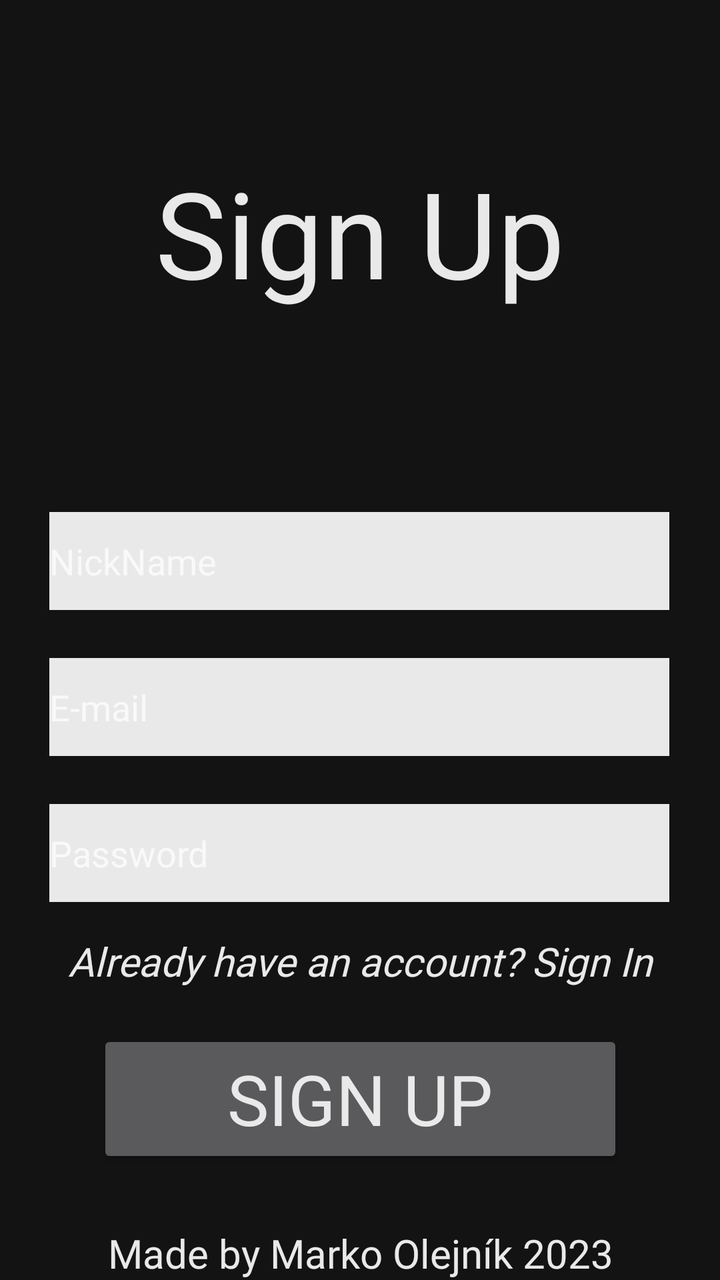
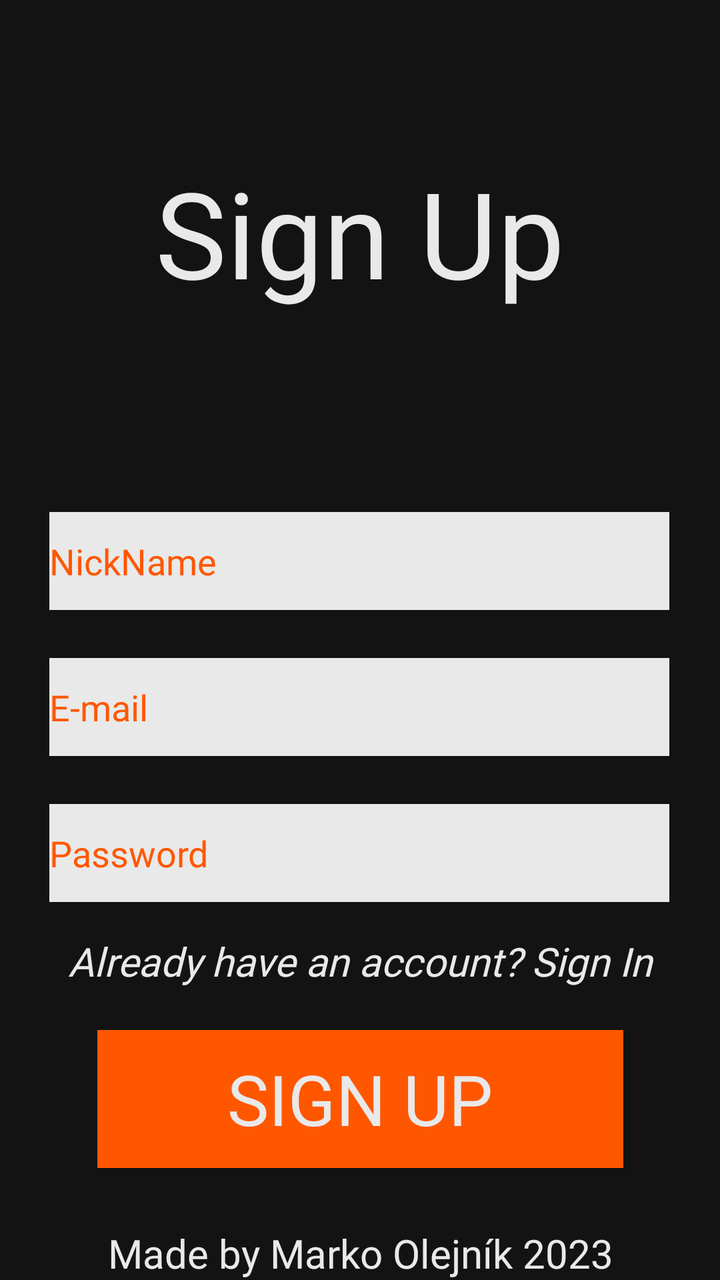

Two renders of the same Android screen: before a commit and after it. Below are the layout's source before the change and the commit's diff.
<!-- AndroidManifest.xml: application theme Theme.AppCompat.NoActionBar -->
<!-- res/layout/activity_register.xml -->
<?xml version="1.0" encoding="utf-8"?>
<androidx.constraintlayout.widget.ConstraintLayout xmlns:android="http://schemas.android.com/apk/res/android"
    xmlns:app="http://schemas.android.com/apk/res-auto"
    xmlns:tools="http://schemas.android.com/tools"
    android:layout_width="match_parent"
    android:layout_height="match_parent"
    android:background="@color/background"
    tools:context=".RegisterActivity">

    <TextView
        android:id="@+id/signup"
        android:layout_width="match_parent"
        android:layout_height="wrap_content"
        android:layout_marginTop="76dp"
        android:fontFamily="@font/days_one"
        android:gravity="center"
        android:text="Sign Up"
        android:textColor="@color/foreground"
        android:textSize="60sp"
        app:layout_constraintEnd_toEndOf="parent"
        app:layout_constraintHorizontal_bias="0.0"
        app:layout_constraintStart_toStartOf="parent"
        app:layout_constraintTop_toTopOf="parent" />

    <EditText
        android:id="@+id/editTextNickname"
        android:layout_width="310dp"
        android:layout_height="49dp"
        android:layout_marginTop="100dp"
        android:background="@color/foreground"
        android:ems="10"
        android:fontFamily="@font/days_one"
        android:hint="NickName"
        android:inputType="textPersonName"
        android:textColor="@color/background"
        app:layout_constraintEnd_toEndOf="parent"
        app:layout_constraintHorizontal_bias="0.495"
        app:layout_constraintStart_toStartOf="parent"
        app:layout_constraintTop_toBottomOf="@+id/signup" />

    <EditText
        android:id="@+id/editTextEmail"
        android:layout_width="310dp"
        android:layout_height="49dp"
        android:layout_marginTop="24dp"
        android:background="@color/foreground"
        android:ems="10"
        android:fontFamily="@font/days_one"
        android:hint="E-mail"
        android:inputType="textEmailAddress"
        android:textColor="@color/background"
        app:layout_constraintEnd_toEndOf="parent"
        app:layout_constraintHorizontal_bias="0.495"
        app:layout_constraintStart_toStartOf="parent"
        app:layout_constraintTop_toBottomOf="@+id/editTextNickname" />

    <EditText
        android:id="@+id/editTextPass"
        android:layout_width="310dp"
        android:layout_height="49dp"
        android:layout_marginTop="24dp"
        android:background="@color/foreground"
        android:ems="10"
        android:fontFamily="@font/days_one"
        android:hint="Password"
        android:inputType="textPassword"
        android:textColor="@color/background"
        app:layout_constraintEnd_toEndOf="parent"
        app:layout_constraintHorizontal_bias="0.495"
        app:layout_constraintStart_toStartOf="parent"
        app:layout_constraintTop_toBottomOf="@+id/editTextEmail" />

    <Button
        android:id="@+id/button"
        android:layout_width="263dp"
        android:layout_height="69dp"
        android:layout_marginTop="64dp"
        android:fontFamily="@font/days_one"
        android:gravity="center"
        android:text="Sign Up"
        android:textColor="@color/foreground"
        android:textSize="35sp"
        app:layout_constraintEnd_toEndOf="parent"
        app:layout_constraintStart_toStartOf="parent"
        app:layout_constraintTop_toBottomOf="@+id/editTextPass" />

    <TextView
        android:layout_width="match_parent"
        android:layout_height="wrap_content"
        android:layout_marginTop="16dp"
        android:fontFamily="@font/days_one"
        android:gravity="center"
        android:text="Already have an account? Sign In"
        android:textColor="@color/foreground"
        android:textSize="20sp"
        android:textStyle="italic"
        app:layout_constraintEnd_toEndOf="parent"
        app:layout_constraintHorizontal_bias="0.0"
        app:layout_constraintStart_toStartOf="parent"
        app:layout_constraintTop_toBottomOf="@id/editTextPass" />

    <TextView
        android:layout_width="match_parent"
        android:layout_height="wrap_content"
        android:layout_marginTop="40dp"
        android:fontFamily="@font/days_one"
        android:gravity="center"
        android:text="Made by Marko Olejník 2023"
        android:textColor="@color/foreground"
        android:textSize="20sp"
        app:layout_constraintBottom_toBottomOf="parent"
        app:layout_constraintEnd_toEndOf="parent"
        app:layout_constraintStart_toStartOf="parent" />
</androidx.constraintlayout.widget.ConstraintLayout>
<!-- resources referenced by this layout -->
<resources>
  <color name="background">#131313</color>
  <color name="foreground">#E9E9E9</color>
</resources>

<!-- the commit's change to res/layout/activity_register.xml (unified diff, before → after) -->
@@ -33,6 +33,7 @@
         android:hint="NickName"
         android:inputType="textPersonName"
         android:textColor="@color/background"
+        android:textColorHint="@color/colorAccent"
         app:layout_constraintEnd_toEndOf="parent"
         app:layout_constraintHorizontal_bias="0.495"
         app:layout_constraintStart_toStartOf="parent"
@@ -49,6 +50,7 @@
         android:hint="E-mail"
         android:inputType="textEmailAddress"
         android:textColor="@color/background"
+        android:textColorHint="@color/colorAccent"
         app:layout_constraintEnd_toEndOf="parent"
         app:layout_constraintHorizontal_bias="0.495"
         app:layout_constraintStart_toStartOf="parent"
@@ -65,31 +67,38 @@
         android:hint="Password"
         android:inputType="textPassword"
         android:textColor="@color/background"
+        android:textColorHint="@color/colorAccent"
         app:layout_constraintEnd_toEndOf="parent"
         app:layout_constraintHorizontal_bias="0.495"
         app:layout_constraintStart_toStartOf="parent"
         app:layout_constraintTop_toBottomOf="@+id/editTextEmail" />
 
     <Button
-        android:id="@+id/button"
+        android:id="@+id/signUpButton"
         android:layout_width="263dp"
         android:layout_height="69dp"
         android:layout_marginTop="64dp"
+        android:clickable="true"
         android:fontFamily="@font/days_one"
         android:gravity="center"
+        android:onClick="userRegistration"
         android:text="Sign Up"
         android:textColor="@color/foreground"
+        android:background="@color/colorAccent"
         android:textSize="35sp"
         app:layout_constraintEnd_toEndOf="parent"
         app:layout_constraintStart_toStartOf="parent"
         app:layout_constraintTop_toBottomOf="@+id/editTextPass" />
 
     <TextView
+        android:id="@+id/goSignIn"
         android:layout_width="match_parent"
         android:layout_height="wrap_content"
         android:layout_marginTop="16dp"
+        android:clickable="true"
         android:fontFamily="@font/days_one"
         android:gravity="center"
+        android:onClick="signIn"
         android:text="Already have an account? Sign In"
         android:textColor="@color/foreground"
         android:textSize="20sp"
<!-- resource entries referenced after the edit -->
@@ -1,6 +1,7 @@
 <!-- resources referenced by this layout -->
 <resources>
   <color name="background">#131313</color>
+  <color name="colorAccent">#FF5700</color>
   <color name="foreground">#E9E9E9</color>
 </resources>
 
